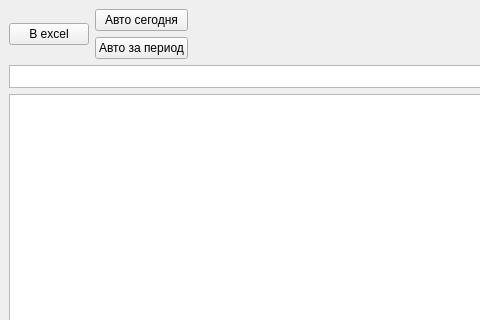
Above: files/ui/design_report.ui from apolieshchuk/logist-report before the change; both pictures show x 0 to 480 and y 0 to 320 of the 1119 by 634 pixel window. Below: the same form after it.
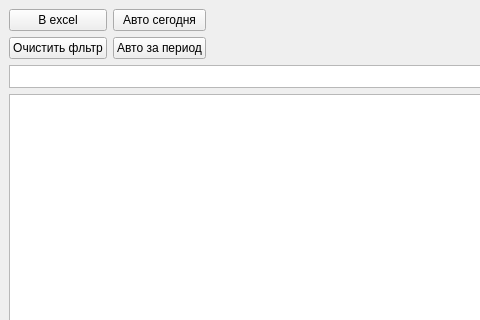
That is the form after the change.

Commit message: 190716_Отчет с кнопкой очистить фильтр

```diff
--- a/files/ui/design_report.ui
+++ b/files/ui/design_report.ui
@@ -18,28 +18,35 @@
     <item>
      <layout class="QHBoxLayout" name="horizontalLayout">
       <item>
-       <widget class="QPushButton" name="excel_but">
-        <property name="text">
-         <string>В excel</string>
-        </property>
-       </widget>
-      </item>
-      <item>
-       <layout class="QVBoxLayout" name="verticalLayout_4">
-        <item>
+       <layout class="QGridLayout" name="gridLayout">
+        <item row="0" column="1">
          <widget class="QPushButton" name="autoToday_but">
           <property name="text">
            <string>Авто сегодня</string>
           </property>
          </widget>
         </item>
-        <item>
+        <item row="1" column="1">
          <widget class="QPushButton" name="autoInTime_but">
           <property name="text">
            <string>Авто за период</string>
           </property>
          </widget>
         </item>
+        <item row="0" column="0">
+         <widget class="QPushButton" name="excel_but">
+          <property name="text">
+           <string>В excel</string>
+          </property>
+         </widget>
+        </item>
+        <item row="1" column="0">
+         <widget class="QPushButton" name="clear_filer_but">
+          <property name="text">
+           <string>Очистить фльтр</string>
+          </property>
+         </widget>
+        </item>
        </layout>
       </item>
       <item>
```
The commit also changes 4 other files.
